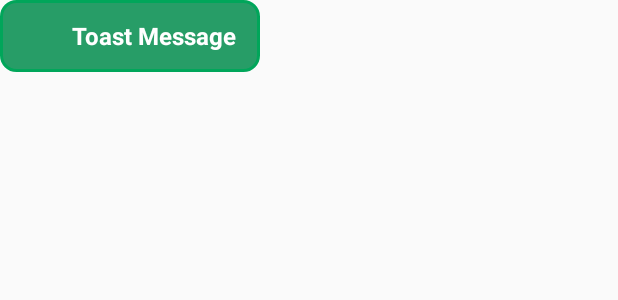
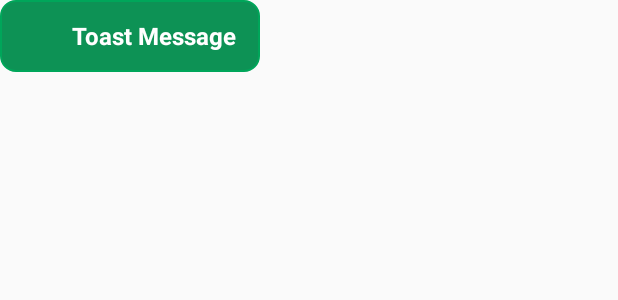
Before and after one commit to imammufiid/libToaster, an Android app: the layout toast_layout.xml on its own in the app's theme, with its tools: preview values and no code run, on a phone screen of 412 x 824 dp. Shown: the top 300 px of the screen. Run offline under Robolectric (Android 15) with nearby library versions, the phone set to English and light mode, and no system bars.

Commit message:
update x position

```diff
--- a/app/build.gradle
+++ b/app/build.gradle
@@ -33,6 +33,6 @@ dependencies {
     testImplementation 'junit:junit:4.12'
     androidTestImplementation 'androidx.test.ext:junit:1.1.2'
     androidTestImplementation 'androidx.test.espresso:espresso-core:3.3.0'
-    implementation 'com.github.imufiid:libToaster:0.1.2'
+    implementation 'com.github.imufiid:libToaster:0.1.3'
 
 }
--- a/lib/src/main/java/com/mufiid/lib/Toaster.java
+++ b/lib/src/main/java/com/mufiid/lib/Toaster.java
@@ -83,7 +83,7 @@ public class Toaster {
         }
 
         toastMessage.setText(message);
-        currentToast.setGravity(Gravity.TOP|Gravity.RIGHT, 0, 100);
+        currentToast.setGravity(Gravity.TOP|Gravity.RIGHT, 50, 100);
         currentToast.setView(toastLayout);
 
         if (!allowQueue){
--- a/lib/src/main/res/drawable/bg_toast_danger.xml
+++ b/lib/src/main/res/drawable/bg_toast_danger.xml
@@ -4,10 +4,10 @@
     android:shape="rectangle">
 
     <stroke
-        android:width="2dp"
+        android:width="1dp"
         android:color="#FA5E47" />
     <solid
-        android:color="#D7D33724" />
+        android:color="#F2D33724" />
 
     <corners
         android:bottomRightRadius="10dp"
--- a/lib/src/main/res/drawable/bg_toast_info.xml
+++ b/lib/src/main/res/drawable/bg_toast_info.xml
@@ -4,10 +4,10 @@
     android:shape="rectangle">
 
     <stroke
-        android:width="2dp"
+        android:width="1dp"
         android:color="#00C0EF" />
     <solid
-        android:color="#D700A7D0" />
+        android:color="#F200A7D0" />
 
     <corners
         android:bottomRightRadius="10dp"
--- a/lib/src/main/res/drawable/bg_toast_success.xml
+++ b/lib/src/main/res/drawable/bg_toast_success.xml
@@ -4,10 +4,10 @@
     android:shape="rectangle">
 
     <stroke
-        android:width="2dp"
+        android:width="1dp"
         android:color="#00a65a" />
     <solid
-        android:color="#D7008D4C" />
+        android:color="#F2008D4C" />
 
     <corners
         android:bottomRightRadius="10dp"
--- a/lib/src/main/res/drawable/bg_toast_warning.xml
+++ b/lib/src/main/res/drawable/bg_toast_warning.xml
@@ -4,10 +4,10 @@
     android:shape="rectangle">
 
     <stroke
-        android:width="2dp"
+        android:width="1dp"
         android:color="#f39c12" />
     <solid
-        android:color="#D7DB8B0B" />
+        android:color="#F2DB8B0B" />
 
     <corners
         android:bottomRightRadius="10dp"
```
